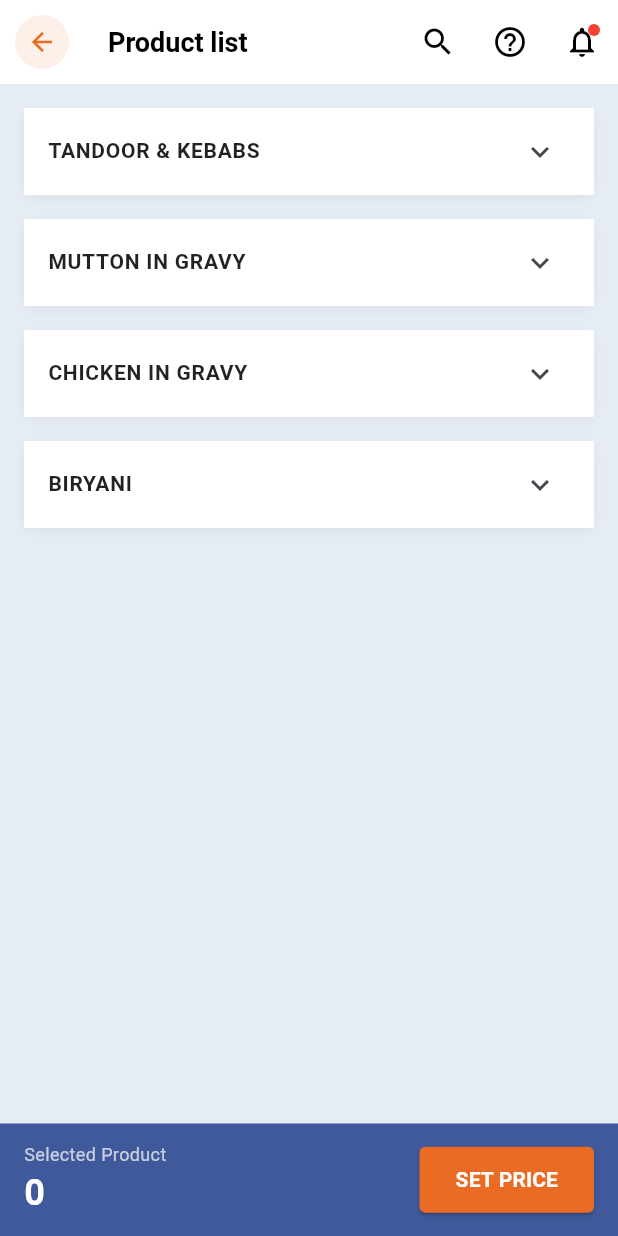
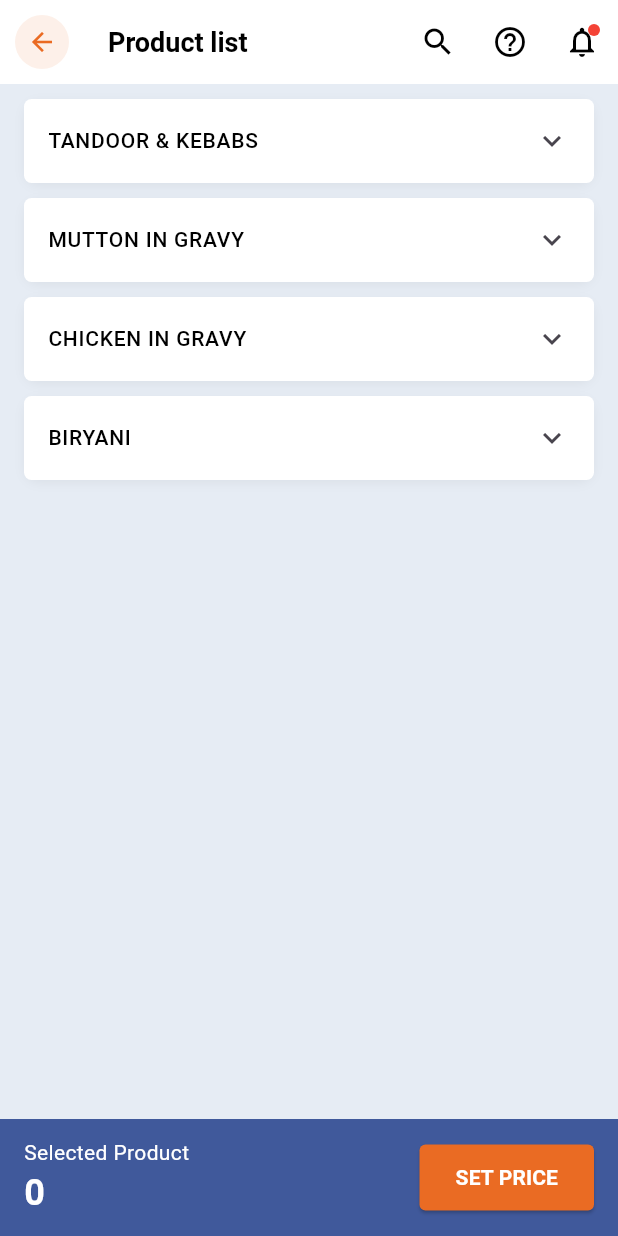
Before and after one commit to niladri-turain/billtrack-app, a Flutter app: the ProductScreen screen opened directly, on a phone screen of 412 x 824 dp. Run offline on Flutter 3.47's test engine with Material 3 defaults, Android fonts, the phone set to English and light mode, and no system bars; our stand-ins replace flutter_svg.

Commit message:
add redius in product item container

```diff
--- a/lib/features/product/screen/product_screen.dart
+++ b/lib/features/product/screen/product_screen.dart
@@ -96,7 +96,7 @@ class _ProductScreenState extends State<ProductScreen> {
         children: [
           Expanded(
             child: ListView.builder(
-              padding: const EdgeInsets.all(16),
+              padding: const EdgeInsets.symmetric(horizontal: 16,vertical: 10),
               itemCount: _categories.length,
               itemBuilder: (context, index) {
                 return _buildCategoryTile(_categories[index]);
@@ -110,11 +110,14 @@ class _ProductScreenState extends State<ProductScreen> {
   }
 
   Widget _buildCategoryTile(Map<String, dynamic> category) {
-    return Container(
-      margin: const EdgeInsets.only(bottom: 16),
+    return Center(
+      child: Container(
+
+
+        margin: const EdgeInsets.only(bottom: 10),
         decoration: BoxDecoration(
           color: Colors.white,
-        borderRadius: BorderRadius.circular(8),
+          borderRadius: BorderRadius.circular(10),
           boxShadow: [
             BoxShadow(
               color: Colors.black.withOpacity(0.05),
@@ -126,13 +129,21 @@ class _ProductScreenState extends State<ProductScreen> {
         child: Theme(
           data: Theme.of(context).copyWith(dividerColor: Colors.transparent),
           child: ExpansionTile(
+
             initiallyExpanded: category['isExpanded'],
-          title: Text(
+            tilePadding: const EdgeInsets.symmetric(horizontal: 16),
+            title: SizedBox(
+
+              child: Align(
+                alignment: Alignment.centerLeft,
+                child: Text(
                   category['title'],
                   style: const TextStyle(
-              fontWeight: FontWeight.bold,
+                    fontWeight: FontWeight.w500,
                     fontSize: 14,
-              color: Colors.black87,
+                    color: Colors.black,
+                  ),
+                ),
               ),
             ),
             onExpansionChanged: (bool expanded) {
@@ -141,13 +152,20 @@ class _ProductScreenState extends State<ProductScreen> {
               });
             },
             collapsedBackgroundColor: Colors.white,
-          backgroundColor: const Color(0xFFFFAE81).withOpacity(0.7),
+            backgroundColor: const Color(0xFFFFAE81),
+            collapsedShape: RoundedRectangleBorder(
+              borderRadius: BorderRadius.circular(5),
+            ),
+            shape: RoundedRectangleBorder(
+              borderRadius: BorderRadius.circular(5),
+            ),
             children: [
               const Divider(height: 1, thickness: 0.5),
               ...category['items'].map<Widget>((item) {
                 return _buildProductItem(item);
               }).toList(),
             ],
+          ),
         ),
       ),
     );
@@ -208,7 +226,7 @@ class _ProductScreenState extends State<ProductScreen> {
               children: [
                 const Text(
                   'Selected Product',
-                  style: TextStyle(color: Colors.white70, fontSize: 12),
+                  style: TextStyle(color: Colors.white, fontSize: 14),
                 ),
                 Text(
                   '$selectedCount',
```
Lines whose indentation alone changed are shown as unchanged.
